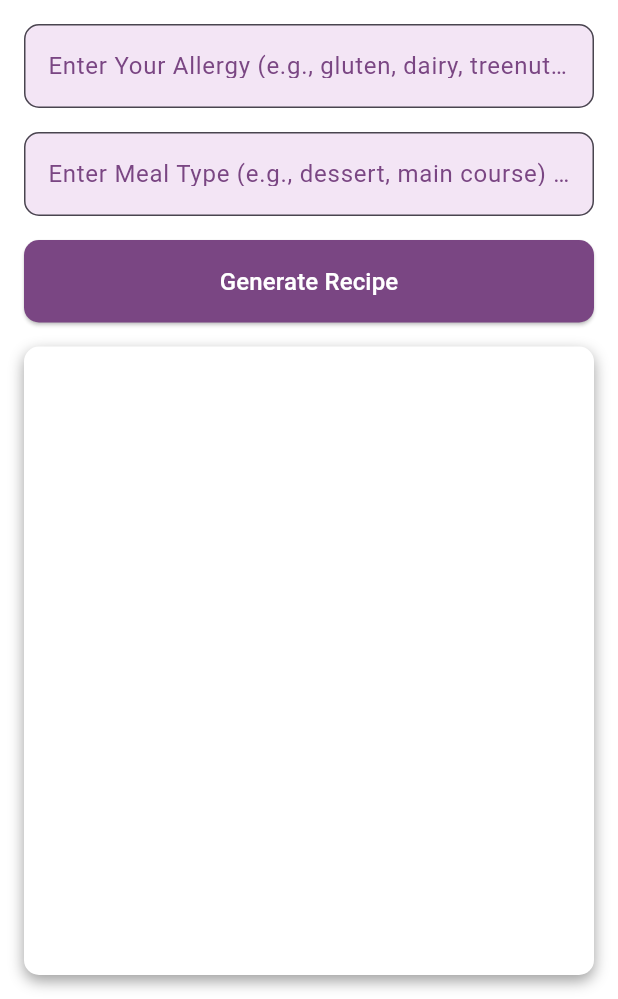
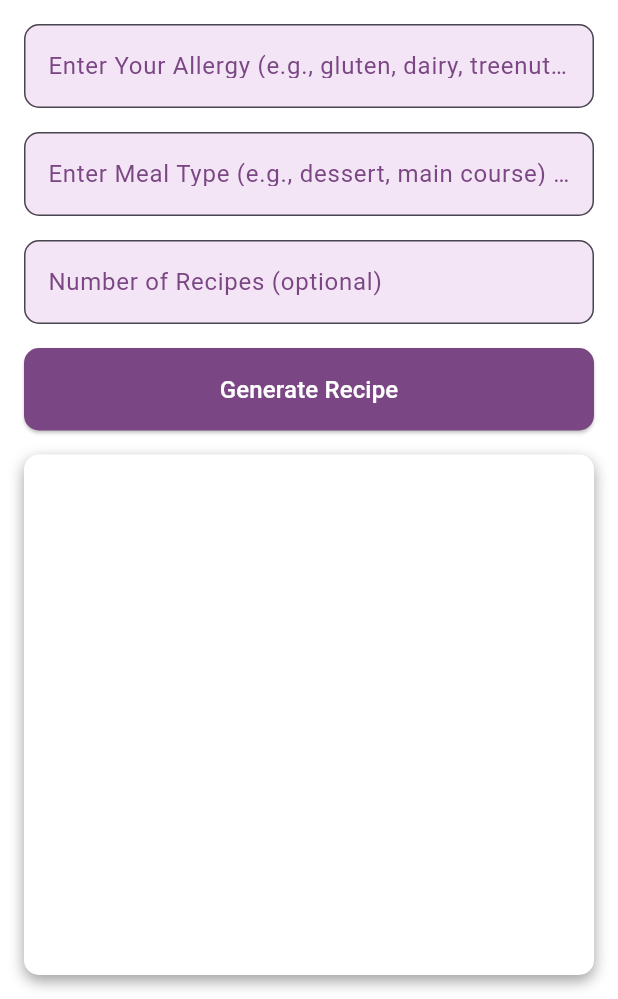
Before and after one commit to phoebeyueh/flutter_application_allergenie, a Flutter app: the screen it shows after launch, on a phone screen of 412 x 824 dp, the part 237-1236 px from its top. Run offline on Flutter 3.47's test engine with Material 3 defaults, Android fonts, the phone set to English and light mode, and no system bars.

Commit message:
updated with multiple recipes function

```diff
--- a/lib/models/recipe_request.dart
+++ b/lib/models/recipe_request.dart
@@ -1,21 +1,24 @@
 class RecipeRequest {
   final String allergy;
   final String dish_type;
+  final int num_recipes;
 
   RecipeRequest({
     required this.allergy,
     required this.dish_type,
+    required this.num_recipes,
   });
 
   Map<String, dynamic> toJson() {
     return {
       'allergy': allergy,
       'dish_type': dish_type,
+      'num_recipes': num_recipes,
     };
   }
 
   @override
   String toString() {
-    return 'RecipeRequest{allergy: $allergy, dish_type: $dish_type}';
+    return 'RecipeRequest{allergy: $allergy, dish_type: $dish_type, num_recipes: $num_recipes}';
   }
 }
--- a/lib/models/recipe_response.dart
+++ b/lib/models/recipe_response.dart
@@ -1,13 +1,34 @@
 class RecipeResponse {
   final String question;
-  final String recipe;
+  final List<String> recipes;
+  final int numRecipes;
 
-  RecipeResponse({required this.question, required this.recipe});
+  RecipeResponse({
+    required this.question,
+    required this.recipes,
+    required this.numRecipes,
+  });
 
   factory RecipeResponse.fromJson(Map<String, dynamic> json) {
+    var recipeList = (json['recipe'] as List<dynamic>).map((item) => item as String).toList();
+
     return RecipeResponse(
       question: json['question'],
-      recipe: json['recipe'],
+      recipes: recipeList,
+      numRecipes: json['num_recipes'] ?? 1,
     );
   }
+
+  Map<String, dynamic> toJson() {
+    return {
+      'question': question,
+      'recipe': recipes,
+      'num_recipes': numRecipes,
+    };
+  }
+
+  @override
+  String toString() {
+    return 'RecipeResponse{question: $question, recipes: $recipes, num_recipes: $numRecipes}';
+  }
 }
--- a/lib/screens/home_screen.dart
+++ b/lib/screens/home_screen.dart
@@ -12,9 +12,13 @@ class HomeScreen extends StatefulWidget {
 class _HomeScreenState extends State<HomeScreen> {
   final TextEditingController _allergyController = TextEditingController();
   final TextEditingController _dishTypeController = TextEditingController();
+  final TextEditingController _numRecipesController = TextEditingController();
   final ApiService _apiService = ApiService();
-  String _recipe = "";
+  List<String> _recipes = [];
   bool _isLoading = false;
+
+  // Default number of recipes to be fetched
+  final int _defaultNumRecipes = 1;
 
   Future<void> _getRecipe() async {
     if (_allergyController.text.isEmpty || _dishTypeController.text.isEmpty) {
@@ -28,16 +32,23 @@ class _HomeScreenState extends State<HomeScreen> {
       _isLoading = true;
     });
 
-    // combine two inputs into the question
+    // Get the number of recipes to generate
+    final numRecipes = int.tryParse(_numRecipesController.text) ?? _defaultNumRecipes;
+
     final request = RecipeRequest(
       allergy: _allergyController.text,
       dish_type: _dishTypeController.text,
+      num_recipes: numRecipes,
     );
 
     final response = await _apiService.generateRecipe(request);
 
     setState(() {
-      _recipe = response?.recipe ?? "No recipe found.";
+      if (response != null) {
+        _recipes = response.recipes;
+      } else {
+        _recipes = ["No recipe found."];
+      }
       _isLoading = false;
     });
   }
@@ -90,6 +101,24 @@ class _HomeScreenState extends State<HomeScreen> {
               ),
             ),
             const SizedBox(height: 16),
+            TextField(
+              controller: _numRecipesController,
+              decoration: InputDecoration(
+                labelText: 'Number of Recipes (optional)',
+                labelStyle: const TextStyle(color: Color.fromARGB(255, 122, 70, 131)),
+                border: OutlineInputBorder(
+                  borderRadius: BorderRadius.circular(10.0),
+                  borderSide: const BorderSide(color: Color.fromARGB(255, 122, 70, 131)),
+                ),
+                focusedBorder: OutlineInputBorder(
+                  borderRadius: BorderRadius.circular(10.0),
+                  borderSide: const BorderSide(color: Color.fromARGB(255, 122, 70, 131), width: 2.0),
+                ),
+                filled: true,
+                fillColor: Colors.purple[50],
+              ),
+            ),
+            const SizedBox(height: 16),
             ElevatedButton(
               onPressed: _getRecipe,
               child: const Text('Generate Recipe', style: TextStyle(fontSize: 16)),
@@ -107,8 +136,8 @@ class _HomeScreenState extends State<HomeScreen> {
             const SizedBox(height: 16),
             _isLoading
                 ? Center(
-                  child: CircularProgressIndicator(
-                    valueColor: AlwaysStoppedAnimation<Color>(const Color.fromARGB(255, 122, 70, 131)),
+                    child: CircularProgressIndicator(
+                      valueColor: AlwaysStoppedAnimation<Color>(const Color.fromARGB(255, 122, 70, 131)),
                     ),
                   )
                 : Expanded(
@@ -128,12 +157,12 @@ class _HomeScreenState extends State<HomeScreen> {
                       child: SingleChildScrollView(
                         child: Column(
                           children: [
-                            Text(
-                              _recipe,
+                            ..._recipes.map((recipe) => Text(
+                              recipe,
                               style: const TextStyle(fontSize: 12),
-                            ),
+                            )),
                             const SizedBox(height: 16),
-                            if (_recipe.isNotEmpty) _buildDisclaimerBanner(),
+                            if (_recipes.isNotEmpty) _buildDisclaimerBanner(),
                           ],
                         ),
                       ),
--- a/lib/services/api_service.dart
+++ b/lib/services/api_service.dart
@@ -16,7 +16,13 @@ class ApiService {
       );
 
       if (response.statusCode == 200) {
-        return RecipeResponse.fromJson(jsonDecode(response.body));
+        Map<String, dynamic> responseBody = jsonDecode(response.body);
+        if (responseBody['recipe'] is List) {
+          return RecipeResponse.fromJson(responseBody);
+        } else {
+          responseBody['recipe'] = [responseBody['recipe']];
+          return RecipeResponse.fromJson(responseBody);
+        }
       } else {
         print('Failed to load recipe: ${response.statusCode}, ${response.body}');
       }
```
Also changed, not shown: lib/main.dart (line endings or trailing spaces).
